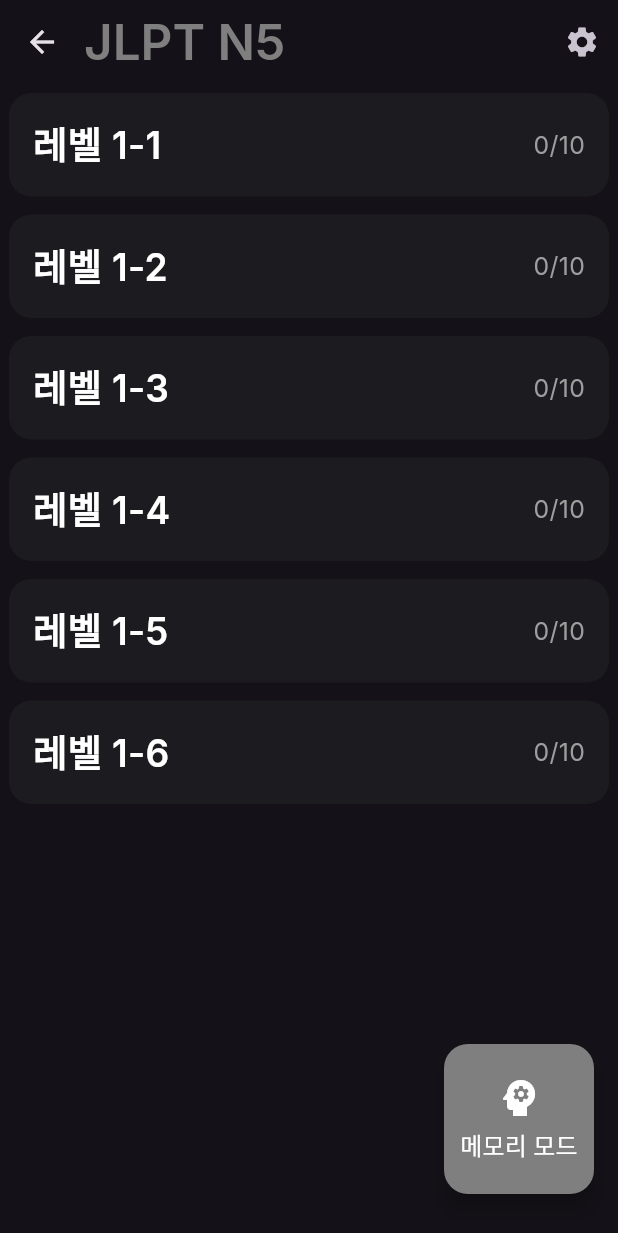
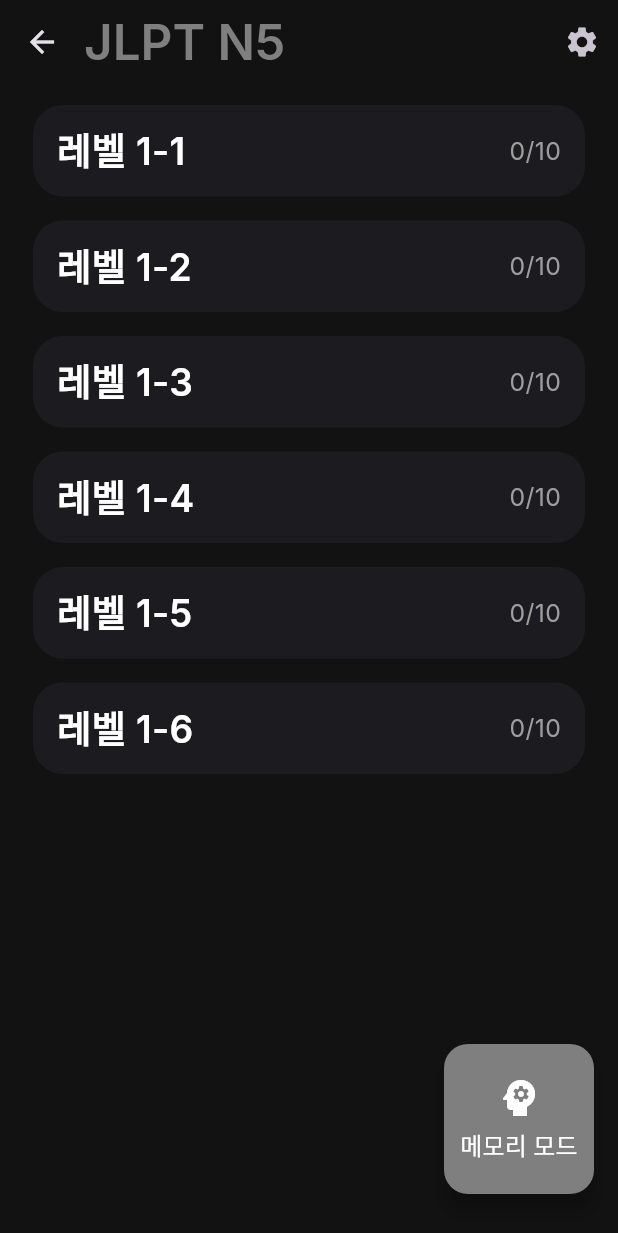
Before and after one commit to yoosukkim-create/Japanese, a Flutter app: the screen it shows after launch, after a tap on an icon or button, on a phone screen of 412 x 824 dp. Shown: the top 1233 px of the screen. Run offline on Flutter 3.47's test engine with Material 3 defaults, Android fonts, the phone set to English and light mode, and no system bars; our stand-ins replace google_fonts, shared_preferences, signature.

Commit message:
Update UI

```diff
--- a/lib/main.dart
+++ b/lib/main.dart
@@ -90,7 +90,7 @@
         _buildCardTitle('최근 본 단어장', themeProvider),
         studyProvider.recentWordLists.isEmpty
             ? const Padding(
-              padding: EdgeInsets.symmetric(horizontal: 16.0, vertical: 12.0),
+              padding: ThemeProvider.cardPadding,
               child: Text(
                 '아직 확인한 단어장이 없습니다',
                 style: TextStyle(fontSize: 14, color: Colors.grey),
@@ -100,10 +100,7 @@
               onTap:
                   () => _navigateToWordList(studyProvider.recentWordLists[0]),
               child: Padding(
-                padding: const EdgeInsets.symmetric(
-                  horizontal: 16.0,
-                  vertical: 12.0,
-                ),
+                padding: ThemeProvider.cardPadding,
                 child: Row(
                   mainAxisAlignment: MainAxisAlignment.spaceBetween,
                   children: [
@@ -149,10 +146,7 @@
                   ),
                 ),
             child: Padding(
-              padding: const EdgeInsets.symmetric(
-                horizontal: 16.0,
-                vertical: 12.0,
-              ),
+              padding: ThemeProvider.cardPadding,
               child: Row(
                 mainAxisAlignment: MainAxisAlignment.spaceBetween,
                 children: [
@@ -163,7 +157,7 @@
                         width: 28,
                         height: 28,
                         decoration: BoxDecoration(
-                          color: themeProvider.mainColor.withOpacity(0.9),
+                          color: themeProvider.mainColor,
                           borderRadius: BorderRadius.circular(8),
                         ),
                         alignment: Alignment.center,
@@ -241,12 +235,12 @@
 
   Widget _buildCardContainer({required List<Widget> children}) {
     return Card(
-      margin: const EdgeInsets.symmetric(horizontal: 16, vertical: 8),
+      margin: ThemeProvider.cardMargin,
+      elevation: 0,
       color:
           isDarkMode(context)
-              ? const Color(0xFF1C1B1F)
-              : Theme.of(context).scaffoldBackgroundColor,
-      elevation: isDarkMode(context) ? 0 : 2,
+              ? ThemeProvider.cardBlack
+              : ThemeProvider.cardWhite,
       shape: RoundedRectangleBorder(
         borderRadius: BorderRadius.circular(ThemeProvider.wordbookCornerRadius),
       ),
--- a/lib/providers/theme_provider.dart
+++ b/lib/providers/theme_provider.dart
@@ -7,22 +7,30 @@
   bool _showMemoryParams = true;
   Color _mainColor = const Color(0xFF7F7F7F);
 
-  static const Color gray = Color(0xFF7F7F7F);
-  static const Color pastelRed = Color(0xFFFFC1CC);
-  static const Color pastelOrange = Color(0xFFFFD8A8);
-  static const Color pastelYellow = Color(0xFFFFF5A5);
-  static const Color pastelGreen = Color(0xFFB9FBC0);
-  static const Color pastelBlue = Color(0xFFA0C4FF);
-  static const Color pastelIndigo = Color(0xFFBDB2FF);
-
   bool get isDarkMode => _isDarkMode;
   bool get showMemoryParams => _showMemoryParams;
   Color get mainColor => _mainColor;
 
-  ThemeData get themeData => ThemeData(
-    brightness: _isDarkMode ? Brightness.dark : Brightness.light,
-    primaryColor: _mainColor,
-  );
+  static const Color cardBlack = Color(0xFF1C1B1F);
+  static const Color cardWhite = Color(0xFFF5F5F5);
+
+  ThemeData get themeData {
+    final isDark = _isDarkMode;
+
+    return ThemeData(
+      brightness: isDark ? Brightness.dark : Brightness.light,
+      primaryColor: _mainColor,
+
+      scaffoldBackgroundColor:
+          isDark ? const Color(0xFF121212) : const Color(0xFFF0F2F5),
+
+      appBarTheme: AppBarTheme(
+        backgroundColor:
+            isDark ? const Color(0xFF121212) : const Color(0xFFF0F2F5),
+        elevation: 0,
+      ),
+    );
+  }
 
   void toggleTheme() {
     _isDarkMode = !_isDarkMode;
@@ -39,8 +47,18 @@
     notifyListeners();
   }
 
+  static const EdgeInsets cardPadding = EdgeInsets.symmetric(
+    horizontal: 16.0,
+    vertical: 12.0,
+  );
+
+  static const EdgeInsets cardMargin = EdgeInsets.symmetric(
+    horizontal: 16.0,
+    vertical: 8.0,
+  );
+
   static const double wordbookCornerRadius = 30.0;
-  static const double wordgroupCornerRadius = 15.0;
+  static const double wordgroupCornerRadius = 20.0;
   static const double wordlistCornerRadius = 30.0;
 
   static const Alignment appBarAlignment = Alignment.centerLeft;
--- a/lib/views/screens/word_group_screen.dart
+++ b/lib/views/screens/word_group_screen.dart
@@ -18,10 +18,7 @@
   bool isDarkMode(BuildContext context) =>
       Theme.of(context).brightness == Brightness.dark;
   Color cardColor(BuildContext context) =>
-      isDarkMode(context)
-          ? const Color(0xFF1C1B1F)
-          : Theme.of(context).scaffoldBackgroundColor;
-  double cardElevation(BuildContext context) => isDarkMode(context) ? 0.0 : 2.0;
+      isDarkMode(context) ? ThemeProvider.cardBlack : ThemeProvider.cardWhite;
   Color textColor(BuildContext context) =>
       isDarkMode(context) ? Colors.white : Colors.black87;
   @override
@@ -62,8 +59,8 @@
 
           return Card(
             color: cardColor(context),
-            elevation: cardElevation(context),
-            margin: const EdgeInsets.only(bottom: 12.0),
+            elevation: 0,
+            margin: ThemeProvider.cardMargin,
             shape: RoundedRectangleBorder(
               borderRadius: BorderRadius.circular(
                 ThemeProvider.wordgroupCornerRadius,
@@ -99,10 +96,7 @@
                 );
               },
               child: Padding(
-                padding: const EdgeInsets.symmetric(
-                  horizontal: 16.0,
-                  vertical: 16.0,
-                ),
+                padding: ThemeProvider.cardPadding,
                 child: Row(
                   mainAxisAlignment: MainAxisAlignment.spaceBetween,
                   children: [
```
Also changed, not shown: lib/views/screens/memory_mode_screen.dart (+7 -4 lines), lib/views/screens/word_list_screen.dart (+9 -9 lines).
